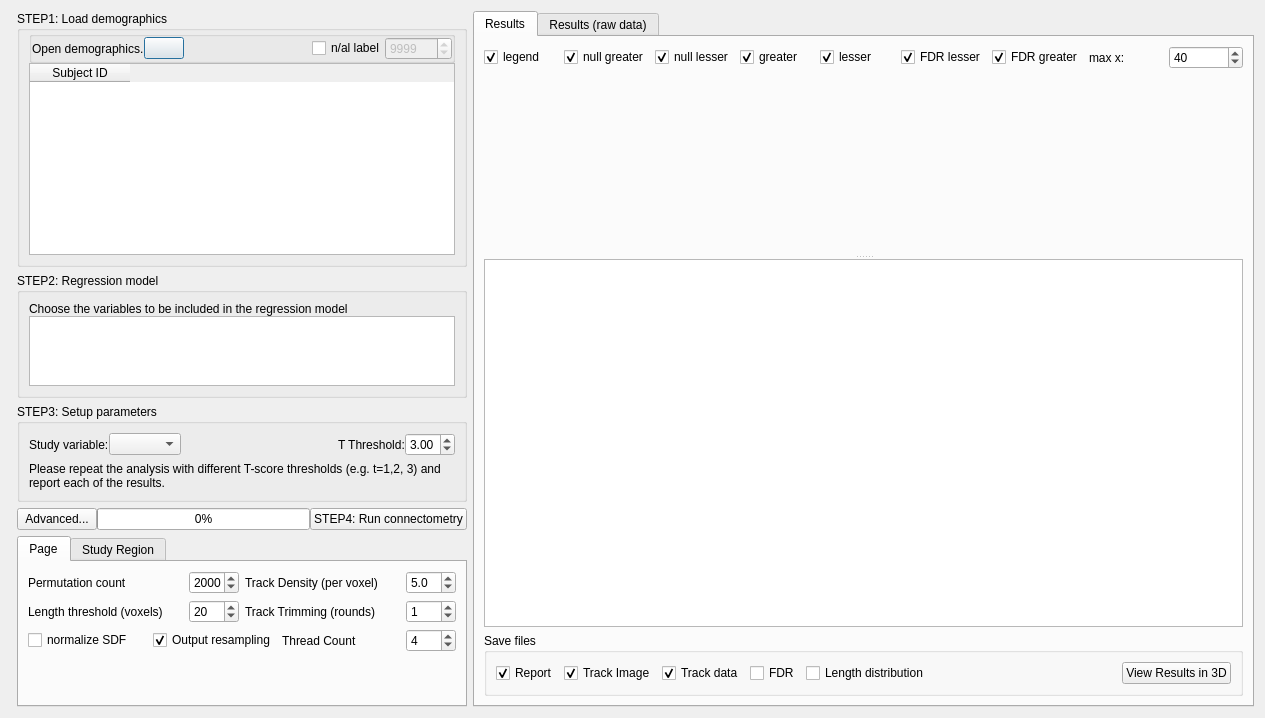
First picture: the form in connectometry/group_connectometry.ui, repository frankyeh/DSI-Studio, before the edit.
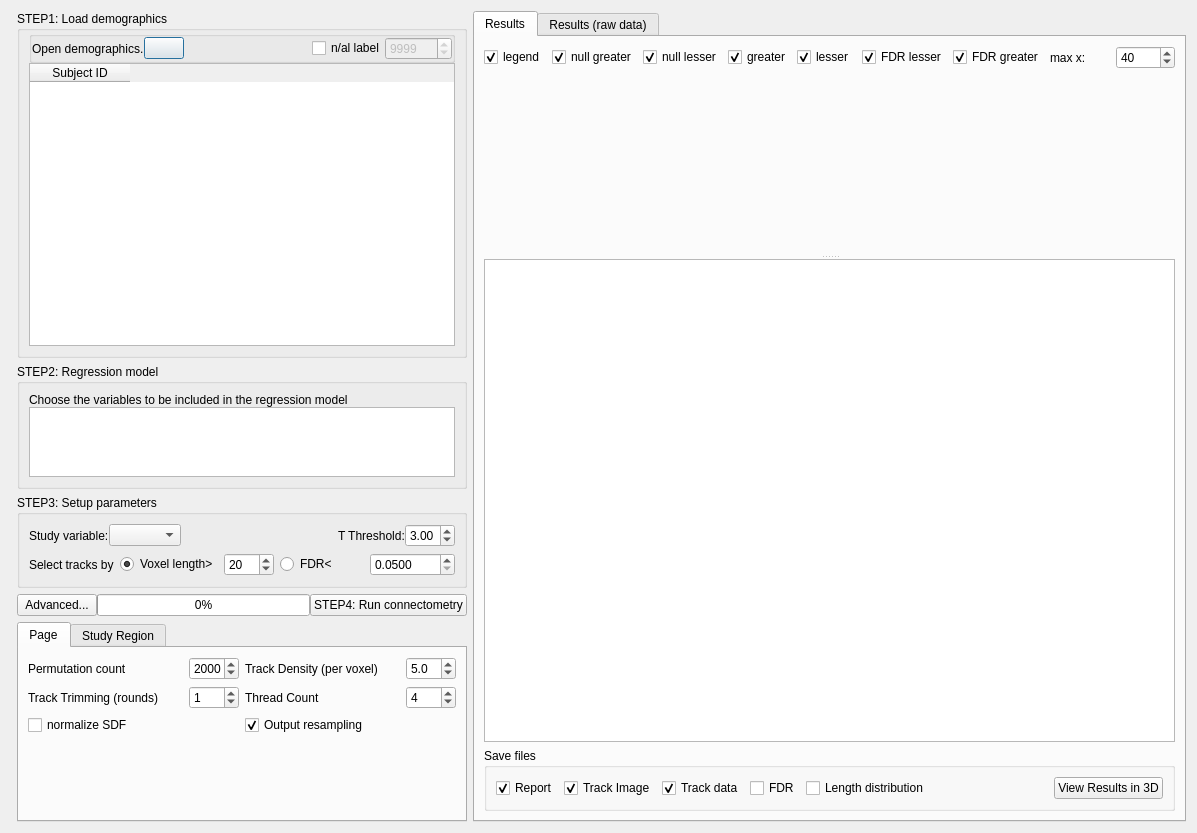
Second picture: the form after the edit. Icons and pictures are not drawn. Custom widgets are drawn as their Qt base class.

Commit message: [cnt] allow FDR control connectometry

Patch:
```diff
--- a/connectometry/group_connectometry.ui
+++ b/connectometry/group_connectometry.ui
@@ -6,8 +6,8 @@
    <rect>
     <x>0</x>
     <y>0</y>
-    <width>1265</width>
-    <height>718</height>
+    <width>1197</width>
+    <height>833</height>
    </rect>
   </property>
   <property name="windowTitle">
@@ -417,14 +417,76 @@
           </layout>
          </item>
          <item>
-          <widget class="QLabel" name="label_3">
-           <property name="text">
-            <string>Please repeat the analysis with different T-score thresholds (e.g. t=1,2, 3) and report each of the results.</string>
+          <layout class="QHBoxLayout" name="horizontalLayout_5">
+           <property name="topMargin">
+            <number>0</number>
            </property>
-           <property name="wordWrap">
-            <bool>true</bool>
-           </property>
-          </widget>
+           <item>
+            <widget class="QLabel" name="label_3">
+             <property name="text">
+              <string>Select tracks by</string>
+             </property>
+            </widget>
+           </item>
+           <item>
+            <widget class="QRadioButton" name="rb_length">
+             <property name="text">
+              <string>Voxel length&gt;</string>
+             </property>
+             <property name="checked">
+              <bool>true</bool>
+             </property>
+            </widget>
+           </item>
+           <item>
+            <widget class="QSpinBox" name="length_threshold">
+             <property name="minimumSize">
+              <size>
+               <width>50</width>
+               <height>0</height>
+              </size>
+             </property>
+             <property name="maximumSize">
+              <size>
+               <width>50</width>
+               <height>16777215</height>
+              </size>
+             </property>
+             <property name="minimum">
+              <number>1</number>
+             </property>
+             <property name="maximum">
+              <number>100</number>
+             </property>
+             <property name="value">
+              <number>20</number>
+             </property>
+            </widget>
+           </item>
+           <item>
+            <widget class="QRadioButton" name="rb_fdr">
+             <property name="text">
+              <string>FDR&lt;</string>
+             </property>
+            </widget>
+           </item>
+           <item>
+            <widget class="QDoubleSpinBox" name="fdr_threshold">
+             <property name="decimals">
+              <number>4</number>
+             </property>
+             <property name="minimum">
+              <double>0.050000000000000</double>
+             </property>
+             <property name="maximum">
+              <double>0.100000000000000</double>
+             </property>
+             <property name="singleStep">
+              <double>0.005000000000000</double>
+             </property>
+            </widget>
+           </item>
+          </layout>
          </item>
         </layout>
        </widget>
@@ -571,38 +633,6 @@
             <property name="bottomMargin">
              <number>0</number>
             </property>
-            <item>
-             <widget class="QLabel" name="label_6">
-              <property name="text">
-               <string>Length threshold (voxels)</string>
-              </property>
-             </widget>
-            </item>
-            <item>
-             <widget class="QSpinBox" name="length_threshold">
-              <property name="minimumSize">
-               <size>
-                <width>50</width>
-                <height>0</height>
-               </size>
-              </property>
-              <property name="maximumSize">
-               <size>
-                <width>50</width>
-                <height>16777215</height>
-               </size>
-              </property>
-              <property name="minimum">
-               <number>1</number>
-              </property>
-              <property name="maximum">
-               <number>100</number>
-              </property>
-              <property name="value">
-               <number>20</number>
-              </property>
-             </widget>
-            </item>
             <item>
              <widget class="QLabel" name="label_7">
               <property name="text">
@@ -632,6 +662,38 @@
               </property>
              </widget>
             </item>
+            <item>
+             <widget class="QLabel" name="label_2">
+              <property name="text">
+               <string>Thread Count</string>
+              </property>
+             </widget>
+            </item>
+            <item>
+             <widget class="QSpinBox" name="multithread">
+              <property name="minimumSize">
+               <size>
+                <width>50</width>
+                <height>0</height>
+               </size>
+              </property>
+              <property name="maximumSize">
+               <size>
+                <width>50</width>
+                <height>16777215</height>
+               </size>
+              </property>
+              <property name="minimum">
+               <number>1</number>
+              </property>
+              <property name="maximum">
+               <number>32</number>
+              </property>
+              <property name="value">
+               <number>4</number>
+              </property>
+             </widget>
+            </item>
            </layout>
           </item>
           <item>
@@ -656,38 +718,6 @@
               </property>
              </widget>
             </item>
-            <item>
-             <widget class="QLabel" name="label_2">
-              <property name="text">
-               <string>Thread Count</string>
-              </property>
-             </widget>
-            </item>
-            <item>
-             <widget class="QSpinBox" name="multithread">
-              <property name="minimumSize">
-               <size>
-                <width>50</width>
-                <height>0</height>
-               </size>
-              </property>
-              <property name="maximumSize">
-               <size>
-                <width>50</width>
-                <height>16777215</height>
-               </size>
-              </property>
-              <property name="minimum">
-               <number>1</number>
-              </property>
-              <property name="maximum">
-               <number>32</number>
-              </property>
-              <property name="value">
-               <number>4</number>
-              </property>
-             </widget>
-            </item>
            </layout>
           </item>
           <item>
```
The commit also changes 4 other files.
